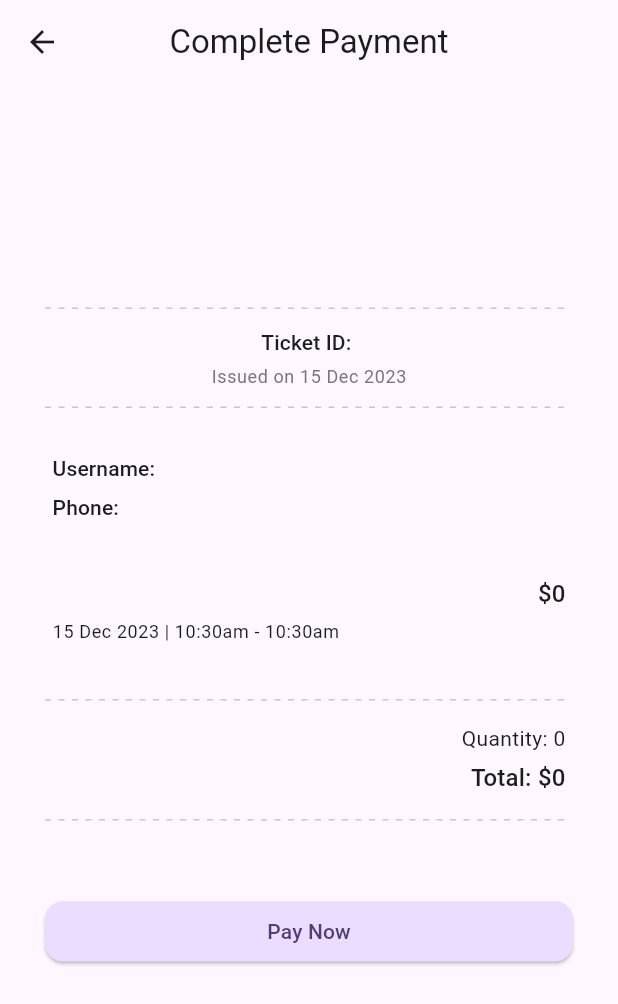
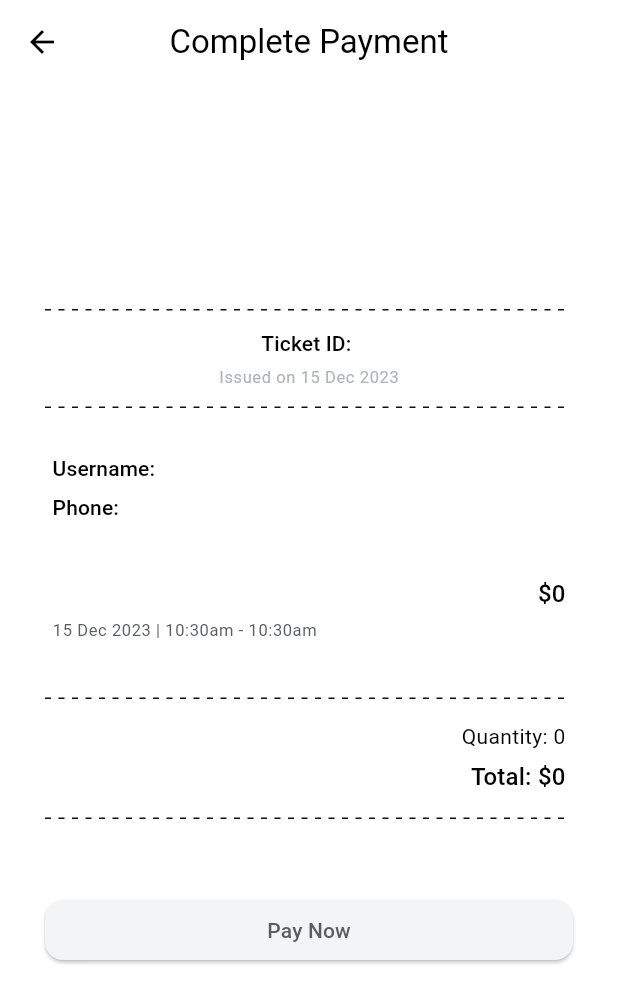
Before and after one commit to hadiyaaamir/chatbot, a Flutter app: the PaymentView screen opened directly with empty values, on a phone screen of 412 x 824 dp. Shown: the top 1004 px of the screen. Run offline on Flutter 3.47's test engine with Material 3 defaults, Android fonts, the phone set to English and light mode, and no system bars; drawn by our look-alikes of dotted_line; our stand-ins replace bloc, equatable, flutter_bloc, flutter_spinkit, googleapis_auth, just_audio and 1 more; missing offline and left inert: dialog_flowtter, flutter_sound, googleapis; statements that could not run were skipped.

Commit message:
custom theme creation

```diff
--- a/lib/app/view/app_view.dart
+++ b/lib/app/view/app_view.dart
@@ -7,10 +7,7 @@ class AppView extends StatelessWidget {
   Widget build(BuildContext context) {
     return MaterialApp(
       title: 'Flutter Demo',
-      theme: ThemeData(
-        colorScheme: ColorScheme.fromSeed(seedColor: Colors.deepPurple),
-        useMaterial3: true,
-      ),
+      theme: AppTheme().appTheme,
       home: const NavigationPage(),
     );
   }
--- a/lib/app/view/view.dart
+++ b/lib/app/view/view.dart
@@ -1,5 +1,6 @@
 import 'package:audio_manager/audio_manager.dart';
 import 'package:chatbot/navigation/navigation.dart';
+import 'package:chatbot/theme/theme.dart';
 import 'package:flutter/material.dart';
 
 part 'app_page.dart';
--- /dev/null
+++ b/lib/theme/app_colors.dart
@@ -0,0 +1,29 @@
+part of 'theme.dart';
+
+class AppColors {
+  ColorScheme get colorSchemeLight => ColorScheme.light(
+        primary: coral,
+        onPrimary: white,
+        inversePrimary: lightCoral,
+        primaryContainer: lightGrey,
+        onPrimaryContainer: darkGrey,
+        background: veryLightGrey,
+        onBackground: veryDarkGrey,
+        secondary: blue,
+        onSecondary: white,
+        outline: grey,
+      );
+
+  Color coral = const Color(0xFFff8444);
+  Color lightCoral = const Color(0xFFffdac7);
+
+  Color blue = const Color(0xFF00344e);
+
+  Color veryDarkGrey = const Color(0xFF101010);
+  Color darkGrey = const Color(0xFF595C60);
+  Color grey = const Color(0xFFafb4be);
+  Color lightGrey = const Color(0xFFf3f4f6);
+  Color veryLightGrey = const Color(0xFFfbfbfb);
+
+  Color white = const Color(0xFFffffff);
+}
--- /dev/null
+++ b/lib/theme/app_text_styles.dart
@@ -0,0 +1,31 @@
+part of 'theme.dart';
+
+class AppTextStyles {
+  final AppColors colors = AppColors();
+
+  final double tinyFont = 10;
+  final double smallFont = 11;
+  final double regularFont = 12;
+  final double largeFont = 14;
+
+  TextTheme get textTheme => TextTheme(
+        labelSmall: labelSmall,
+        labelMedium: labelMedium,
+        bodySmall: bodySmall,
+      );
+
+  TextStyle get labelSmall => TextStyle(
+        fontSize: tinyFont,
+        fontWeight: FontWeight.w600,
+      );
+
+  TextStyle get labelMedium => TextStyle(
+        fontSize: smallFont,
+        fontWeight: FontWeight.w600,
+      );
+
+  TextStyle get bodySmall => TextStyle(
+        fontSize: smallFont,
+        color: colors.darkGrey,
+      );
+}
--- /dev/null
+++ b/lib/theme/app_theme.dart
@@ -0,0 +1,44 @@
+part of 'theme.dart';
+
+class AppTheme {
+  final AppColors colors = AppColors();
+  final AppTextStyles textStyles = AppTextStyles();
+
+  ThemeData get appTheme => ThemeData(
+        useMaterial3: true,
+        colorScheme: colors.colorSchemeLight,
+        textTheme: textStyles.textTheme,
+        disabledColor: colors.veryLightGrey,
+        floatingActionButtonTheme: FloatingActionButtonThemeData(
+          backgroundColor: colors.coral,
+          foregroundColor: colors.white,
+        ),
+        inputDecorationTheme: InputDecorationTheme(
+          fillColor: colors.lightGrey,
+          filled: true,
+          contentPadding:
+              const EdgeInsets.symmetric(vertical: 10, horizontal: 15),
+          hintStyle: TextStyle(color: colors.grey),
+          suffixIconColor: colors.darkGrey,
+          border: const OutlineInputBorder(
+            borderRadius: BorderRadius.all(Radius.circular(15)),
+            borderSide: BorderSide.none,
+          ),
+          enabledBorder: const OutlineInputBorder(
+            borderRadius: BorderRadius.all(Radius.circular(15)),
+            borderSide: BorderSide.none,
+          ),
+          focusedBorder: const OutlineInputBorder(
+            borderRadius: BorderRadius.all(Radius.circular(15)),
+            borderSide: BorderSide.none,
+          ),
+        ),
+        bottomNavigationBarTheme: BottomNavigationBarThemeData(
+          unselectedItemColor: colors.grey,
+          selectedIconTheme: const IconThemeData(size: 25),
+          selectedLabelStyle: textStyles.labelMedium,
+          unselectedIconTheme: const IconThemeData(size: 25),
+          unselectedLabelStyle: textStyles.labelSmall,
+        ),
+      );
+}
--- /dev/null
+++ b/lib/theme/theme.dart
@@ -0,0 +1,5 @@
+import 'package:flutter/material.dart';
+
+part 'app_colors.dart';
+part 'app_text_styles.dart';
+part 'app_theme.dart';
```
Also changed, not shown: lib/chatbot/presentation/widgets/chat_textfield.dart (+50 -51 lines), lib/chatbot/presentation/widgets/message_bubble.dart (+5 -5 lines).
